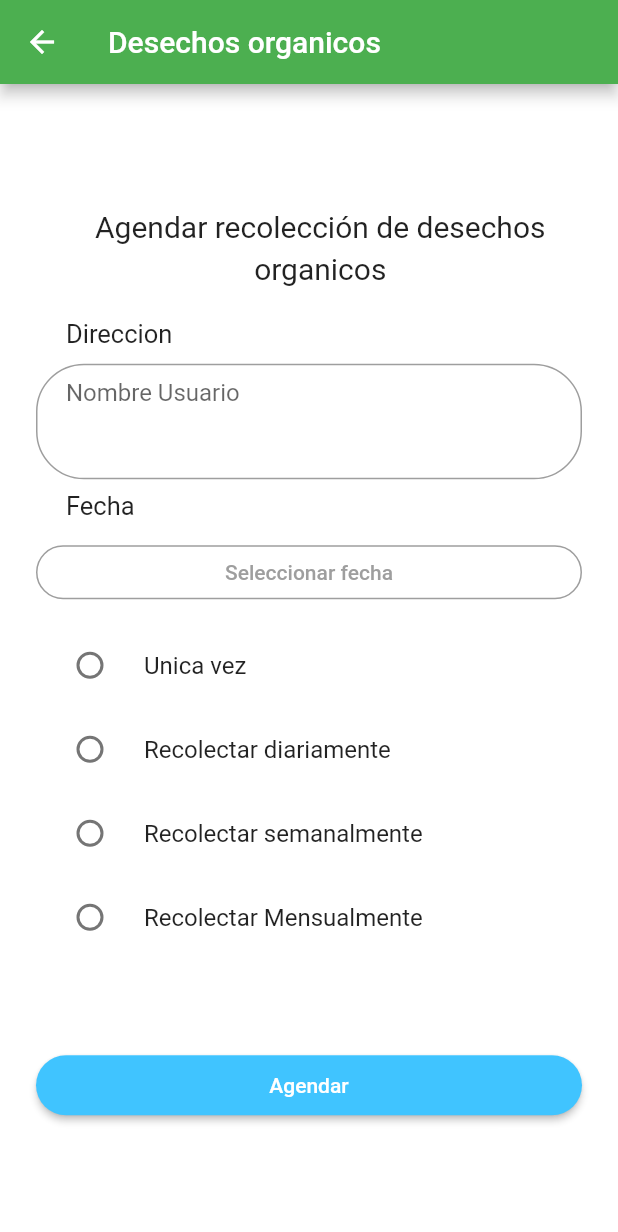
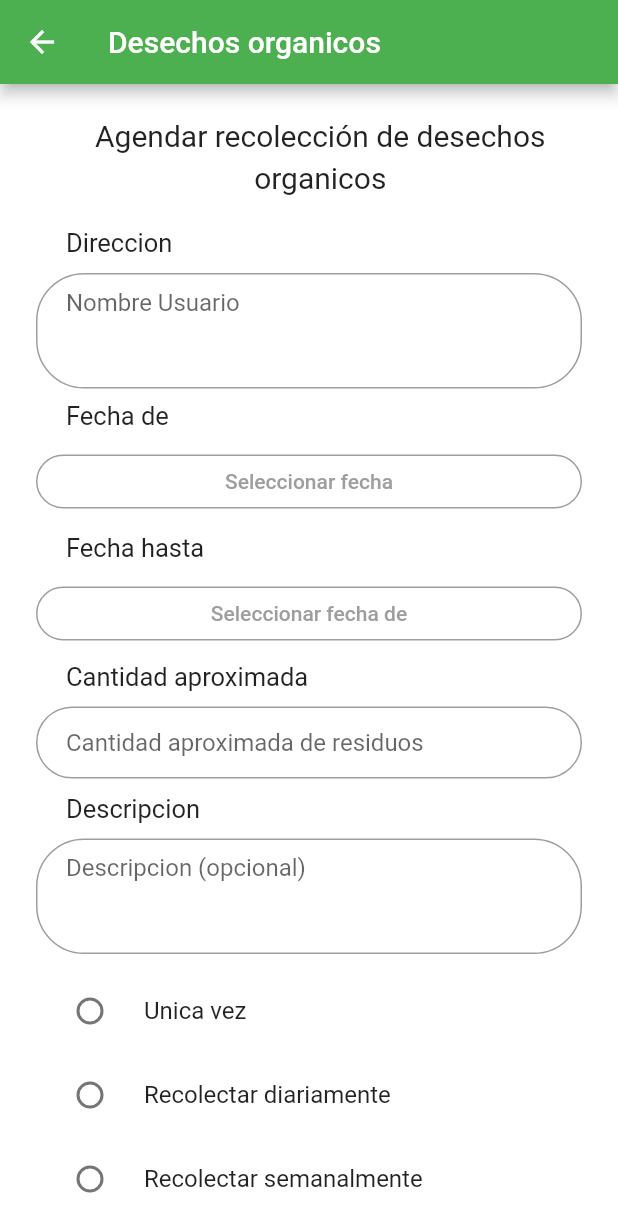
Before and after one commit to julio-fernandez/ResiduosOrganicos, a Flutter app: the AgendarRecoleccionPage screen opened by its route, on a phone screen of 412 x 824 dp. Shown: the top 1232 px of the screen. Run offline on Flutter 3.47's test engine with Material 2 defaults, Android fonts, the light colour scheme and no system bars; our stand-ins replace flutter_datetime_picker, shared_preferences; accounts and stored records are empty; Roboto replaces fonts that are missing (Nunito).

Commit message:
funcionaAgendarRecolecion

```diff
--- /dev/null
+++ b/lib/src/models/DateVar.dart
@@ -0,0 +1,17 @@
+class DateVar {
+  int anio;
+  int mes;
+  int dia;
+  int hora;
+  int minuto;
+
+  DateVar.vacio() {}
+
+  DateVar(anio, mes, dia, hora, minuto) {
+    this.anio = anio;
+    this.mes = mes;
+    this.dia = dia;
+    this.hora = hora;
+    this.minuto = minuto;
+  }
+}
--- a/lib/src/models/futurosUsuarios.dart
+++ b/lib/src/models/futurosUsuarios.dart
@@ -79,9 +79,11 @@ class FuturosRecolec {
         'Content-Type': 'application/json; charset=UTF-8',
       },
       body: jsonEncode(<String, String>{
-        "recoleccionid": rec.recoleccionid.toString(),
         "direccion": rec.direccion,
-        "fecha": rec.fecha,
+        "fechade": rec.fechade,
+        "fechahasta": rec.fechahasta,
+        "cantidad": rec.cantidad,
+        "descripcion": rec.descripcion,
         "repetir": rec.repetir,
         "usuarioid": rec.usuarioid.toString(),
         "recolectorid": rec.recolectorid.toString(),
@@ -100,7 +102,10 @@ class FuturosRecolec {
       body: jsonEncode(<String, String>{
         "recoleccionid": rec.recoleccionid.toString(),
         "direccion": rec.direccion,
-        "fecha": rec.fecha,
+        "fechade": rec.fechade,
+        "fechahasta": rec.fechahasta,
+        "cantidad": rec.cantidad,
+        "descripcion": rec.descripcion,
         "repetir": rec.repetir,
         "usuarioid": rec.usuarioid.toString(),
         "recolectorid": rec.recolectorid.toString(),
@@ -125,13 +130,24 @@ class FuturosRecolec {
       for (var item in jsonData) {
         int recoleccionid = int.parse(item["recoleccion_id"]);
         String direccion = item["direccion"];
-        String fecha = item["fecha"];
+        String fechade = item["fechade"];
+        String fechahasta = item["fechahasta"];
+        String cantidad = item["cantidad"];
+        String descripcion = item["descripcion"];
         String repetir = item["repetir"];
         int usuarioid = int.parse(item["usuario_id"]);
         int recolectorid = int.parse(item["recolector_id"]);
 
         Recolecciones recol = Recolecciones(
-            recoleccionid, direccion, fecha, repetir, usuarioid, recolectorid);
+            recoleccionid,
+            direccion,
+            fechade,
+            fechahasta,
+            cantidad,
+            descripcion,
+            repetir,
+            usuarioid,
+            recolectorid);
         print(jsonData);
         listRecol.add(recol);
       }
--- a/lib/src/models/recolecciones.dart
+++ b/lib/src/models/recolecciones.dart
@@ -1,16 +1,22 @@
 class Recolecciones {
   int recoleccionid;
   String direccion;
-  String fecha;
+  String fechade;
+  String fechahasta;
+  String cantidad;
+  String descripcion;
   String repetir;
   int usuarioid;
   int recolectorid;
 
-  Recolecciones(
-      recoleccionid, direccion, fecha, repetir, usuarioid, recolectorid) {
+  Recolecciones(recoleccionid, direccion, fechade, fechahasta, cantidad,
+      descripcion, repetir, usuarioid, recolectorid) {
     this.recoleccionid = recoleccionid;
     this.direccion = direccion;
-    this.fecha = fecha;
+    this.fechade = fechade;
+    this.fechahasta = fechahasta;
+    this.cantidad = cantidad;
+    this.descripcion = descripcion;
     this.repetir = repetir;
     this.usuarioid = usuarioid;
     this.recolectorid = recolectorid;
@@ -18,7 +24,10 @@ class Recolecciones {
   Recolecciones.fromJson(Map<String, dynamic> json)
       : recoleccionid = json['recoleccionid'],
         direccion = json['direccion'],
-        fecha = json['fecha'],
+        fechade = json['fecha'],
+        fechahasta = json['fechahasta'],
+        cantidad = json['cantidad'],
+        descripcion = json['descripcion'],
         repetir = json['repetir'],
         usuarioid = json['usuarioid'],
         recolectorid = json['recolectorid'];
@@ -26,7 +35,10 @@ class Recolecciones {
   Map<String, dynamic> toJson() => {
         "recoleccionid": recoleccionid,
         "direccion": direccion,
-        "fecha": fecha,
+        "fechade": fechade,
+        "fechahasta": fechahasta,
+        "cantidad": cantidad,
+        "descripcion": descripcion,
         "repetir": repetir,
         "usuarioid": usuarioid,
         "recolectorid": recolectorid,
--- a/lib/src/pages/agendarRecoleccion_page.dart
+++ b/lib/src/pages/agendarRecoleccion_page.dart
@@ -1,9 +1,14 @@
 import 'package:flutter/material.dart';
 import 'package:flutter_datetime_picker/flutter_datetime_picker.dart';
-import 'package:residuos/main.dart';
+import 'package:residuos/src/models/DateVar.dart';
+import 'package:residuos/src/models/futurosUsuarios.dart';
+import 'package:residuos/src/models/recolecciones.dart';
+import 'package:residuos/src/models/shared_preferences.dart';
+import 'package:residuos/src/models/usuarios.dart';
+// import 'package:residuos/main.dart';
 
 // import 'package:login/home_page.dart';
-String grupo = "tiempo";
+String grupo = "ninguno";
 
 class AgendarRecoleccionPage extends StatefulWidget {
   static String tag = 'login-page';
@@ -14,27 +19,20 @@ class AgendarRecoleccionPage extends StatefulWidget {
 
 class _AgendarRecoleccionPageState extends State<AgendarRecoleccionPage> {
   TextEditingController txtControlerDireccion = new TextEditingController();
+  TextEditingController txtControlerCantidad = new TextEditingController();
+  TextEditingController txtControlerDescripcion = new TextEditingController();
+
   String msjError = "";
-  String msjFecha = "Seleccionar fecha";
-  @override
-  void initState() {
-    super.initState();
-  }
-
+  String msjFechade = "Seleccionar fecha";
+  String msjFechahasta = "Seleccionar fecha de";
+  DateVar datede = new DateVar.vacio();
+  DateVar datehasta = new DateVar.vacio();
+  bool isbtnHastaEnabled = false;
   @override
   Widget build(BuildContext context) {
     final direccion = TextFormField(
-      // keyboardType: TextInputType.,
-      autofocus: false,
       maxLines: 3,
       controller: txtControlerDireccion,
-      validator: (value) {
-        if (value.isEmpty) {
-          return 'Por favor, ingresa tu contraseña de usuario';
-        } else {
-          return null;
-        }
-      },
       decoration: InputDecoration(
         hintText: 'Nombre Usuario',
         contentPadding: EdgeInsets.fromLTRB(20.0, 10.0, 20.0, 10.0),
@@ -42,7 +40,26 @@ class _AgendarRecoleccionPageState extends State<AgendarRecoleccionPage> {
       ),
     );
 
-    final fecha = OutlinedButton(
+    final cantidad = TextFormField(
+      controller: txtControlerCantidad,
+      decoration: InputDecoration(
+        hintText: 'Cantidad aproximada de residuos',
+        contentPadding: EdgeInsets.fromLTRB(20.0, 10.0, 20.0, 10.0),
+        border: OutlineInputBorder(borderRadius: BorderRadius.circular(32.0)),
+      ),
+    );
+
+    final descripcion = TextFormField(
+      maxLines: 3,
+      controller: txtControlerDescripcion,
+      decoration: InputDecoration(
+        hintText: 'Descripcion (opcional)',
+        contentPadding: EdgeInsets.fromLTRB(20.0, 10.0, 20.0, 10.0),
+        border: OutlineInputBorder(borderRadius: BorderRadius.circular(32.0)),
+      ),
+    );
+
+    final fechade = OutlinedButton(
         onPressed: () {
           DatePicker.showDateTimePicker(context,
               showTitleActions: true,
@@ -58,15 +75,18 @@ class _AgendarRecoleccionPageState extends State<AgendarRecoleccionPage> {
             String dfecha = 'change $date in time zone ' +
                 date.timeZoneOffset.inHours.toString();
             print(dfecha);
+            isbtnHastaEnabled = false;
+            msjFechahasta = "Seleccionar fecha de";
           }, onConfirm: (date) {
+            isbtnHastaEnabled = true;
+            msjFechahasta = "Seleccionar fecha";
+
+            msjFechade =
+                ('${date.year}-${date.month}-${date.day} ${date.hour}:${date.minute}');
+            print(msjFechade);
+            datede = DateVar(
+                date.year, date.month, date.day, date.hour, date.minute);
             setState(() {});
-            int anio = date.year;
-            int mes = date.month;
-            int dia = date.day;
-            int hora = date.hour;
-            int minutos = date.minute;
-            msjFecha = ('$anio-$mes-$dia $hora:$minutos');
-            print(msjFecha);
           }, currentTime: DateTime.now(), locale: LocaleType.es);
         },
         style: OutlinedButton.styleFrom(
@@ -76,7 +96,52 @@ class _AgendarRecoleccionPageState extends State<AgendarRecoleccionPage> {
           side: BorderSide(color: Colors.grey),
         ),
         child: Text(
-          msjFecha,
+          msjFechade,
+          style: TextStyle(color: Colors.grey, fontSize: 14),
+        ));
+
+    final fechahasta = OutlinedButton(
+        onPressed: isbtnHastaEnabled
+            ? () {
+                print(
+                    'Tiempo limite = ${datede.anio}-${datede.mes}-${datede.dia} ${datede.hora}:${datede.minuto}');
+                DatePicker.showDateTimePicker(context,
+                    minTime: DateTime(datede.anio, datede.mes, datede.dia,
+                        datede.hora, datede.minuto),
+                    maxTime:
+                        DateTime(datede.anio, datede.mes, datede.dia, 23, 59),
+                    showTitleActions: true,
+                    theme: DatePickerTheme(
+                        headerColor: Colors.green,
+                        // backgroundColor: Colors.black,
+                        itemStyle: TextStyle(
+                            color: Colors.black,
+                            // fontWeight: FontWeight.bold,
+                            fontSize: 18),
+                        doneStyle:
+                            TextStyle(color: Colors.white, fontSize: 16)),
+                    onChanged: (date) {
+                  String dfecha = 'change $date in time zone ' +
+                      date.timeZoneOffset.inHours.toString();
+                  print(dfecha);
+                }, onConfirm: (date) {
+                  setState(() {});
+                  msjFechahasta =
+                      ('${date.year}-${date.month}-${date.day} ${date.hour}:${date.minute}');
+                  print(msjFechahasta);
+                  datehasta = DateVar(
+                      date.year, date.month, date.day, date.hour, date.minute);
+                }, locale: LocaleType.es);
+              }
+            : () {},
+        style: OutlinedButton.styleFrom(
+          shape: RoundedRectangleBorder(
+            borderRadius: BorderRadius.circular(18.0),
+          ),
+          side: BorderSide(color: Colors.grey),
+        ),
+        child: Text(
+          msjFechahasta,
           style: TextStyle(color: Colors.grey, fontSize: 14),
         ));
 
@@ -89,12 +154,45 @@ class _AgendarRecoleccionPageState extends State<AgendarRecoleccionPage> {
           shape: const RoundedRectangleBorder(
               borderRadius: BorderRadius.all(Radius.circular(24))),
         ),
-        onPressed: () {
-          bool camposVacios = !(_validarTextField(txtControlerDireccion.text));
+        onPressed: () async {
+          bool camposVacios = !(_validarTextField(txtControlerDireccion.text) &&
+              _validarTextField(txtControlerCantidad.text) &&
+              msjFechade != "Seleccionar fecha" &&
+              msjFechahasta != "Seleccionar fecha de" &&
+              grupo != "ninguno");
+
           if (camposVacios) {
             msjError = "Por favor llene todos los campos";
           } else {
-            msjError = "Validacion pendiente";
+            Usuario usr = Usuario.fromJson(
+                await SharedPreferencesClass.getPreferenceJsonOf("usuario"));
+
+            print("el usruid en agendarReclocionpage es " +
+                usr.usuarioId.toString());
+            String fechaderectxt =
+                '${datede.anio}-${datede.mes}-${datede.dia} ${datede.hora}:${datede.minuto}:00';
+            String fechahastarectxt =
+                '${datehasta.anio}-${datehasta.mes}-${datehasta.dia} ${datehasta.hora}:${datehasta.minuto}:00';
+            Recolecciones rec = Recolecciones(
+                0,
+                txtControlerDireccion.text,
+                fechaderectxt,
+                fechahastarectxt,
+                txtControlerCantidad.text,
+                txtControlerDescripcion.text,
+                grupo,
+                usr.usuarioId,
+                1);
+            print("Momento antes de futuro recolecion");
+            var httpResponse = await FuturosRecolec.createRecol(rec);
+            print("httpResponse.statusCode  = ${httpResponse.statusCode}");
+            if (httpResponse.statusCode == 200) {
+              print("Recoleccion agendada correctamente");
+              Navigator.pop(context);
+            } else {
+              print("Error estatus no 200");
+              msjError = "Error";
+            }
           }
           setState(() {});
           // Navigator.pop(context);
@@ -142,16 +240,27 @@ class _AgendarRecoleccionPageState extends State<AgendarRecoleccionPage> {
             SizedBox(height: 10.0),
             direccion,
             SizedBox(height: 8.0),
-            label("Fecha"),
+            label("Fecha de"),
             SizedBox(height: 10.0),
-            fecha,
+            fechade,
+            SizedBox(height: 10.0),
+            label("Fecha hasta"),
+            SizedBox(height: 10.0),
+            fechahasta,
+            SizedBox(height: 8.0),
+            label("Cantidad aproximada"),
+            SizedBox(height: 10.0),
+            cantidad,
+            SizedBox(height: 10.0),
+            label("Descripcion"),
+            SizedBox(height: 10.0),
+            descripcion,
             SizedBox(height: 10.0),
             _radio("unaVez", "Unica vez"),
             _radio("diario", "Recolectar diariamente"),
             _radio("semanal", "Recolectar semanalmente"),
             _radio("mensual", "Recolectar Mensualmente"),
             labelMensajeError,
-            SizedBox(height: 0.0),
             agendarButton,
           ],
         ),
--- a/lib/src/pages/listaDeRecolectores_pages.dart
+++ b/lib/src/pages/listaDeRecolectores_pages.dart
@@ -31,7 +31,7 @@ class _RecolectoresListaState extends State<RecolectoresLista> {
                     snapshot.connectionState == ConnectionState.done) {
                   List<_Row> rows = [];
                   for (var item in snapshot.data) {
-                    rows.add(_Row(item.direccion, item.fecha, item.fecha,
+                    rows.add(_Row(item.direccion, item.fechade, item.fechahasta,
                         item.repetir, 'btn mod', 'btn eliminar'));
                   }
                   return PaginatedDataTable(
@@ -40,8 +40,8 @@ class _RecolectoresListaState extends State<RecolectoresLista> {
                     columnSpacing: 40,
                     columns: [
                       DataColumn(label: Text('Dirección')),
-                      DataColumn(label: Text('Fecha')),
-                      DataColumn(label: Text('Hora')),
+                      DataColumn(label: Text('FechaDe')),
+                      DataColumn(label: Text('FechaHasta')),
                       DataColumn(label: Text('Repetición')),
                       DataColumn(label: Text('Modificar')),
                       DataColumn(label: Text('Eliminar')),
--- a/lib/src/pages/seleccionTipo_pages.dart
+++ b/lib/src/pages/seleccionTipo_pages.dart
@@ -67,7 +67,7 @@ class _SelectorTipoPageState extends State<SelectorTipoPage> {
                     Usuario usr = Usuario.fromJson(
                         await SharedPreferencesClass.getPreferenceJsonOf(
                             "usuario"));
-                    print(usr.usrName);
+                    print("el usrname en selecintipo es " + usr.usrName);
                     usr.rol = 2;
                     var httpResponse = await FuturosUsr.updateUser(usr);
                     if (httpResponse.statusCode == 200) {
```
